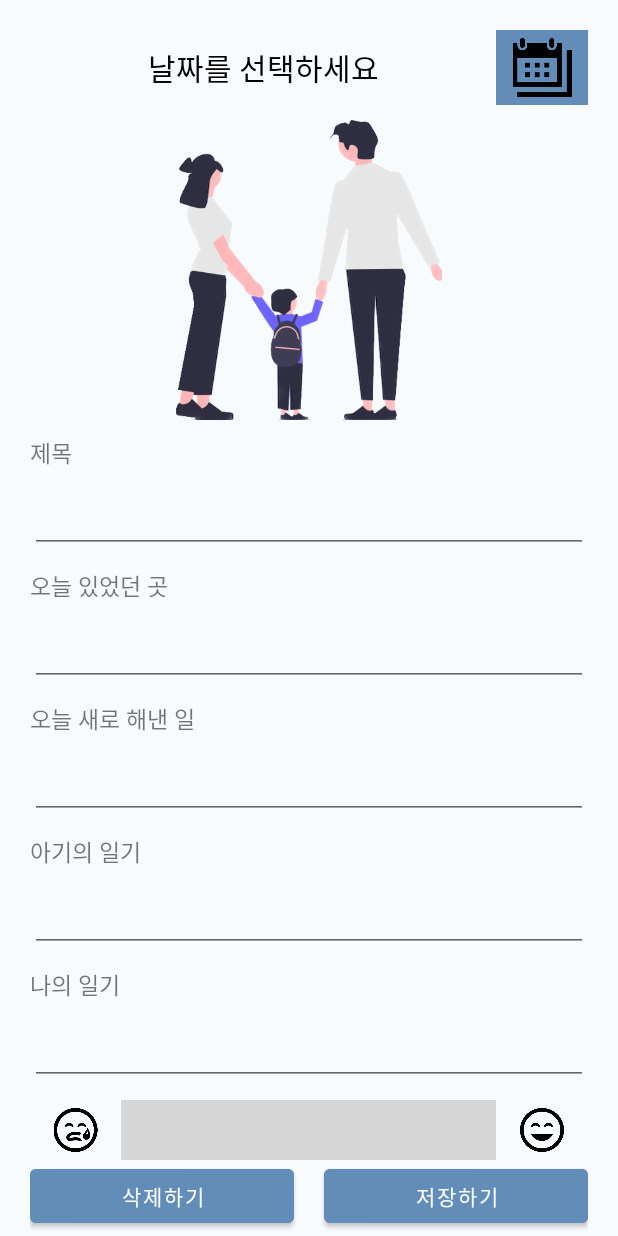
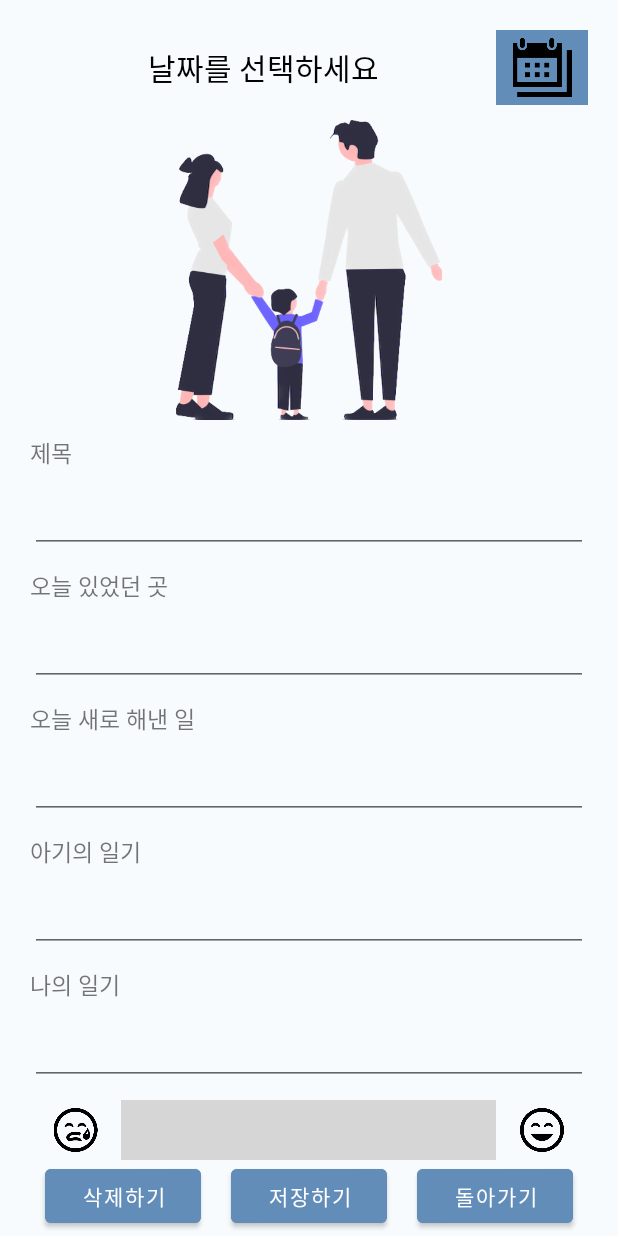
Before and after one commit to alsswl/YouAreMyHero, an Android app: the fragment fragment_diary_add placed in its activity, on a phone screen of 412 x 824 dp. Run offline under Robolectric (Android 15) with nearby library versions, the phone set to English and light mode, and no system bars; plain views replace RangeSliderView; grey boxes are pictures that could not be loaded.

Commit message:
fix : 되돌아가기 버튼 추가

```diff
--- a/app/src/main/res/layout/fragment_diary_add.xml
+++ b/app/src/main/res/layout/fragment_diary_add.xml
@@ -195,7 +195,9 @@
                     android:fontFamily="@font/mainfont2"
                     android:text="삭제하기"
                     android:layout_weight="1"
+                    android:layout_marginLeft="10dp"
                     android:layout_marginRight="10dp"/>
+
                 <Button
                     android:id="@+id/save"
                     android:layout_width="match_parent"
@@ -204,7 +206,19 @@
                     android:fontFamily="@font/mainfont2"
                     android:text="저장하기"
                     android:layout_weight="1"
-                    android:layout_marginLeft="10dp" />
+                    android:layout_marginLeft="10dp"
+                    android:layout_marginRight="10dp"/>
+
+                <Button
+                    android:id="@+id/back"
+                    android:layout_width="match_parent"
+                    android:layout_height="wrap_content"
+                    android:backgroundTint="@color/bottomBar"
+                    android:fontFamily="@font/mainfont2"
+                    android:text="돌아가기"
+                    android:layout_weight="1"
+                    android:layout_marginLeft="10dp"
+                    android:layout_marginRight="10dp"/>
 
 
 
```
